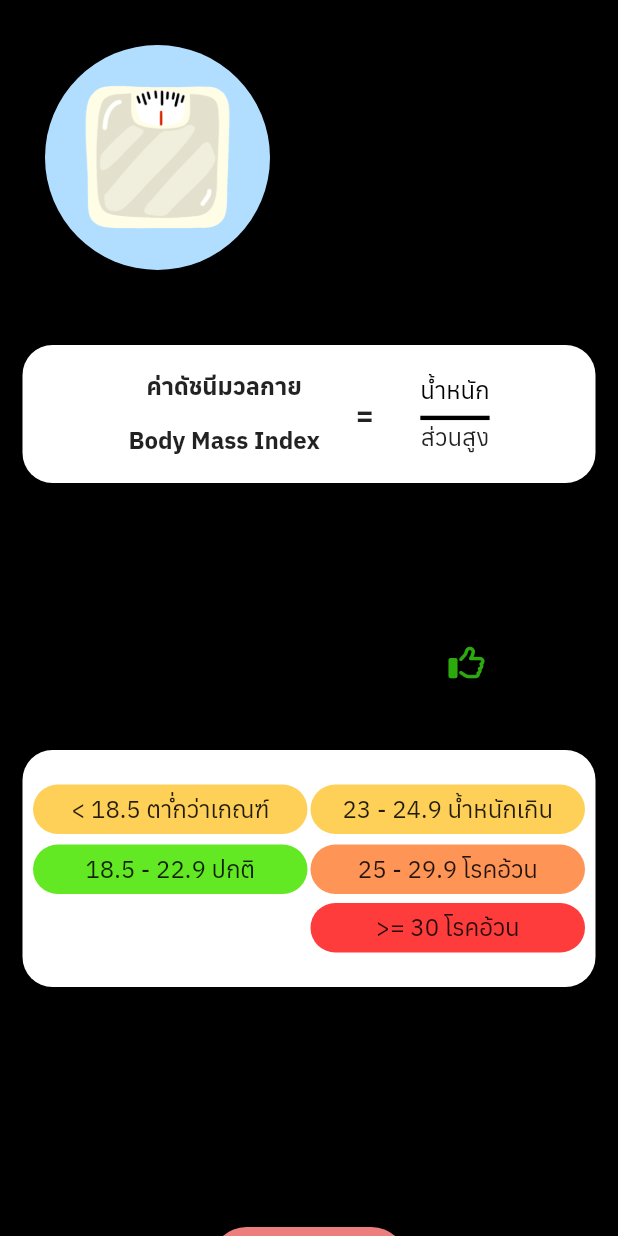
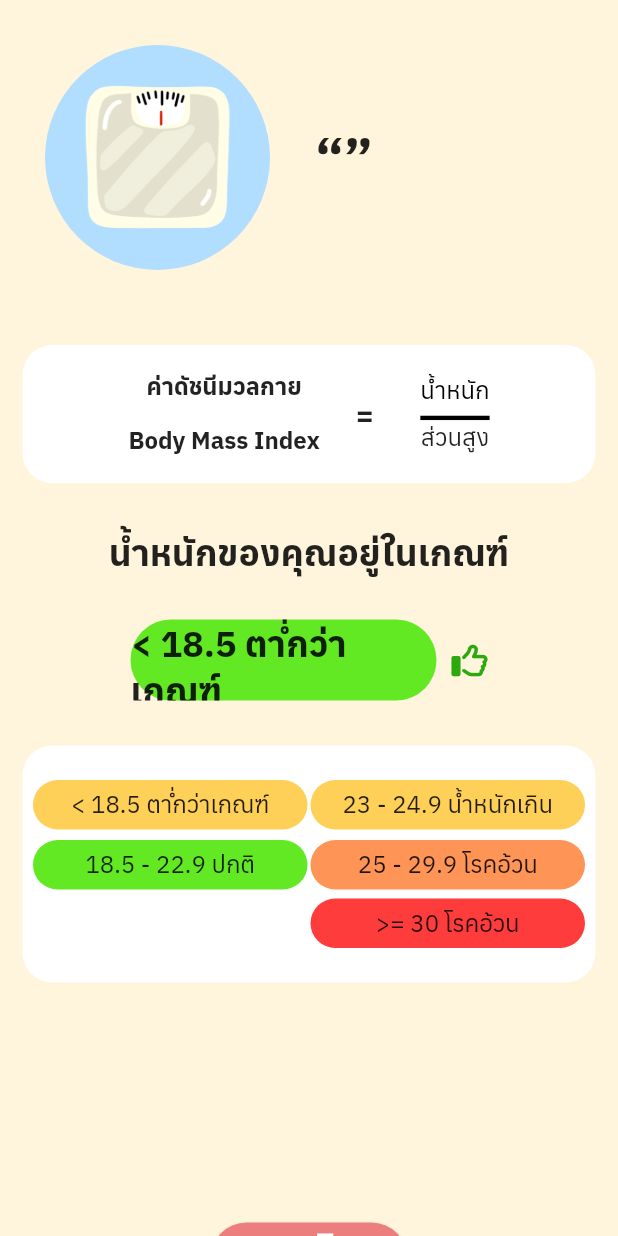
Before and after one commit to AINutritionProject/KinDeeUDee, a Flutter app: the BMIPage screen opened directly with empty values, on a phone screen of 412 x 824 dp. Run offline on Flutter 3.47's test engine with Material 2 defaults, Android fonts, the phone set to English and light mode, and no system bars; our stand-ins replace camera, cloud_firestore, csv, dotted_border, email_validator, firebase_auth and 7 more; accounts and stored records are empty; project files that could hold a hidden picture were left out.

Commit message:
fix mert confic

```diff
--- a/lib/pages/information/bmi.dart
+++ b/lib/pages/information/bmi.dart
@@ -1,41 +1,7 @@
-import 'package:cloud_firestore/cloud_firestore.dart';
 import 'package:flutter/material.dart';
-import 'package:firebase_auth/firebase_auth.dart';
-import 'package:appfood2/auth.dart';
 import 'package:appfood2/pages/information/nutrition.dart';
 import 'package:font_awesome_flutter/font_awesome_flutter.dart';
 import 'package:appfood2/db.dart' as db;
-
-import '../register_success.dart';
-
-class BMI extends StatefulWidget {
-  final db.User user;
-  final String username;
-  // ignore: non_constant_identifier_names
-  final double width_STbmi;
-  // ignore: non_constant_identifier_names
-  final String Statusbmi;
-  // ignore: non_constant_identifier_names
-  final List<int> Bgcolor;
-  // ignore: non_constant_identifier_names
-  final List<int> Stcolor;
-  const BMI({
-    super.key,
-    required this.user,
-    required this.username,
-    // ignore: non_constant_identifier_names
-    required this.Bgcolor,
-    // ignore: non_constant_identifier_names
-    required this.Statusbmi,
-    // ignore: non_constant_identifier_names
-    required this.Stcolor,
-    // ignore: non_constant_identifier_names
-    required this.width_STbmi,
-  });
-
-  @override
-  State<BMI> createState() => _BMIState();
-}
 
 class BMIPage extends StatefulWidget {
   final db.User user;
@@ -45,112 +11,29 @@ class BMIPage extends StatefulWidget {
   });
 
   @override
-  State<BMIPage> createState() => _BMIPageState();
+  State<BMIPage> createState() => _BMIState();
 }
 
-class _BMIPageState extends State<BMIPage> {
-  Future<Map<String, dynamic>> _checkIfUserHasData() async {
-    final user = FirebaseAuth.instance.currentUser;
-    double valBMI = calculateBMI(widget.user.weight,
-        widget.user.height); // get from data base     (backend help me please)
-    // ignore: non_constant_identifier_names
-    double width_STbmi = 200;
-    // ignore: non_constant_identifier_names
-    List<int> Bgcolor = [0, 0, 0];
-    // ignore: non_constant_identifier_names
-    List<int> Stcolor = [0, 0, 0];
-    // ignore: non_constant_identifier_names
-    String Statusbmi = "";
-    final userData = await FirebaseFirestore.instance
-        .collection("users")
-        .where("uid", isEqualTo: user!.uid)
-        .get();
-    if (valBMI >= 30) {
-      Bgcolor[0] = 255;
-      Bgcolor[1] = 175;
-      Bgcolor[2] = 175;
-      Stcolor[0] = 255;
-      Stcolor[1] = 59;
-      Stcolor[2] = 59;
-      width_STbmi = 260;
-      Statusbmi = ">= 30 โรคอ้วน";
-    } else if (valBMI >= 25 && valBMI <= 29.9) {
-      Bgcolor[0] = 255;
-      Bgcolor[1] = 208;
-      Bgcolor[2] = 193;
-      Stcolor[0] = 255;
-      Stcolor[1] = 148;
-      Stcolor[2] = 87;
-      width_STbmi = 210;
-      Statusbmi = "25 - 29.9 โรคอ้วน";
-    } else if (valBMI >= 23 && valBMI <= 24.9) {
-      Bgcolor[0] = 255;
-      Bgcolor[1] = 245;
-      Bgcolor[2] = 220;
-      Stcolor[0] = 255;
-      Stcolor[1] = 208;
-      Stcolor[2] = 87;
-      width_STbmi = 240;
-      Statusbmi = "23 - 24.9 น้ำหนักเกิน";
-    } else if (valBMI >= 18.5 && valBMI <= 22.9) {
-      Bgcolor[0] = 217;
-      Bgcolor[1] = 255;
-      Bgcolor[2] = 200;
-      Stcolor[0] = 98;
-      Stcolor[1] = 233;
-      Stcolor[2] = 35;
-      width_STbmi = 220;
-      Statusbmi = "18.5 - 22.9 ปกติ";
-    } else if (valBMI < 18.5) {
-      Bgcolor[0] = 255;
-      Bgcolor[1] = 245;
-      Bgcolor[2] = 220;
-      Stcolor[0] = 255;
-      Stcolor[1] = 208;
-      Stcolor[2] = 87;
-      Statusbmi = "< 18.5 ต่ำกว่าเกณฑ์";
-    }
-    return {
-      'hasData': userData.docs.first.get("hasData"),
-      'username': userData.docs.first.get("username"),
-      "Bgcolor": Bgcolor,
-      "Statusbmi": Statusbmi,
-      "Stcolor": Stcolor,
-      "width_STbmi": width_STbmi
-    };
-  }
+class _BMIState extends State<BMIPage> {
+  late String username = widget.user.username;
+
+  late double valBMI = calculateBMI(widget.user.weight, widget.user.height);
 
   @override
   Widget build(BuildContext context) {
-    return FutureBuilder(
-      builder: (context, snapshot) {
-        if (snapshot.hasData) {
-          return BMI(
-            user: widget.user,
-            username: snapshot.data?['username'],
-            Bgcolor: snapshot.data?['Bgcolor'],
-            Statusbmi: snapshot.data?['Statusbmi'],
-            Stcolor: snapshot.data?['Stcolor'],
-            width_STbmi: snapshot.data?['width_STbmi'],
-          );
-        } else {
-          return const Center(
-            child: CircularProgressIndicator(),
-          );
-        }
-      },
-      future: _checkIfUserHasData(),
-    );
-  }
-}
-
-class _BMIState extends State<BMI> {
-  @override
-  Widget build(BuildContext context) {
     return Scaffold(
-      backgroundColor: Color.fromRGBO(
-          widget.Bgcolor[0], widget.Bgcolor[1], widget.Bgcolor[2], 1),
-      body: SingleChildScrollView(
+      backgroundColor:
+        (valBMI >= 30)
+        ? const Color.fromRGBO(255, 175, 175, 1)
+        : (valBMI >= 25 && valBMI <= 29.9)
+        ? const Color.fromRGBO(255, 208, 193, 1)
+        : (valBMI >= 23 && valBMI <= 24.9)
+        ? const Color.fromRGBO(255, 245, 220, 1)
+        : (valBMI >= 18.5 && valBMI <= 22.9)
+        ? const Color.fromRGBO(217, 255, 200, 1)
+        : const Color.fromRGBO(255, 245, 220, 1),
+      body: SafeArea(
+        child: SingleChildScrollView(
           child: Column(
             children: [
               Padding(
@@ -182,7 +65,7 @@ class _BMIState extends State<BMI> {
                                   fontSize: 36, fontWeight: FontWeight.bold),
                             ),
                             Text(
-                            widget.username,
+                              username,
                               style: const TextStyle(
                                   fontSize: 36, fontWeight: FontWeight.bold),
                             ),
@@ -216,7 +99,8 @@ class _BMIState extends State<BMI> {
                                 child: Text(
                                   "ค่าดัชนีมวลกาย",
                                   style: TextStyle(
-                                    fontSize: 16, fontWeight: FontWeight.w700),
+                                      fontSize: 16,
+                                      fontWeight: FontWeight.w700),
                                 )),
                             Padding(
                                 padding: EdgeInsets.only(top: 15),
@@ -277,31 +161,74 @@ class _BMIState extends State<BMI> {
                     mainAxisAlignment: MainAxisAlignment.center,
                     children: [
                       SizedBox(
-                      width: widget.width_STbmi,
-                      height: 57,
+                          width: (valBMI >= 30)
+                                ? 265
+                                : (valBMI >= 25 && valBMI <= 29.9)
+                                ? 216
+                                : (valBMI >= 23 && valBMI <= 24.9)
+                                ? 246
+                                : (valBMI >= 18.5 && valBMI <= 22.9)
+                                ? 223
+                                : 204,
+                          height: 54,
                           child: DecoratedBox(
                           decoration: BoxDecoration(
-                            color: Color.fromRGBO(widget.Stcolor[0],
-                                widget.Stcolor[1], widget.Stcolor[2], 1),
+                              color: (valBMI >= 30)
+                                ? const Color.fromRGBO(255, 59, 59, 1)
+                                : (valBMI >= 25 && valBMI <= 29.9)
+                                ? const Color.fromRGBO(255, 148, 87, 1)
+                                : (valBMI >= 23 && valBMI <= 24.9)
+                                ? const Color.fromRGBO( 255, 208, 87, 1)
+                                : (valBMI >= 18.5 && valBMI <= 22.9)
+                                ? const Color.fromRGBO(255, 208, 87, 1)
+                                : const Color.fromRGBO(98, 233, 35, 1),
                               borderRadius: const BorderRadius.all(
-                              Radius.circular(20),
+                                Radius.circular(50),
                               )),
                           child: Align(
                             alignment: Alignment.center,
                             child: Text(
-                            widget.Statusbmi,
+                              (valBMI >= 30)
+                                ? ">= 30 โรคอ้วน"
+                                : (valBMI >= 25 && valBMI <= 29.9)
+                                ? "25 - 29.9 โรคอ้วน"
+                                : (valBMI >= 23 && valBMI <= 24.9)
+                                ? "23 - 24.9 น้ำหนักเกิน"
+                                : (valBMI >= 18.5 && valBMI <= 22.9)
+                                ? "18.5 - 22.9 ปกติ"
+                                : "< 18.5 ต่ำกว่าเกณฑ์",
                               style: const TextStyle(
                                   fontSize: 24, fontWeight: FontWeight.w700),
                             ), //wait data from database
                           ),
                         ),
                       ),
-                    const Padding(
-                      padding: EdgeInsets.only(left: 10),
-                      child: FaIcon(
+                       Padding(
+                        padding: const EdgeInsets.only(left: 10),
+                        child: (valBMI >= 30)
+                                ? const FaIcon(
+                          FontAwesomeIcons.thumbsUp,
+                          color: Color.fromRGBO(155, 6, 6, 1),
+                        )
+                                : (valBMI >= 25 && valBMI <= 29.9)
+                                ? const FaIcon(
+                          FontAwesomeIcons.thumbsUp,
+                          color: Color.fromRGBO(206, 101, 25, 1),
+                        )
+                                : (valBMI >= 23 && valBMI <= 24.9)
+                                ? const FaIcon(
+                          FontAwesomeIcons.thumbsUp,
+                          color: Color.fromRGBO(222, 192, 32, 1),
+                        )
+                                : (valBMI >= 18.5 && valBMI <= 22.9)
+                                ? const FaIcon(
                           FontAwesomeIcons.thumbsUp,
                           color: Color.fromRGBO(44, 169, 13, 1),
-                      ),
+                        )
+                                : const FaIcon(
+                          FontAwesomeIcons.thumbsUp,
+                          color: Color.fromRGBO(44, 169, 13, 1),
+                        )
                       )
                     ],
                   )),
@@ -484,8 +411,8 @@ class _BMIState extends State<BMI> {
                   onPressed: () {
                     widget.user.bmi =
                         calculateBMI(widget.user.weight, widget.user.height);
-                  widget.user.bmr = calculateBMR(widget.user.bmi,
-                      widget.user.activityLevel, widget.user.weight);
+                    widget.user.bmr = calculateBMR(
+                        widget.user.bmi, widget.user.activityLevel);
                     setState(() {
                       Navigator.push(
                           context,
@@ -506,6 +433,7 @@ class _BMIState extends State<BMI> {
             ],
           ),
         ),
+      ),
     );
   }
 }
@@ -515,19 +443,12 @@ double calculateBMI(double weight, double height) {
   return bmi;
 }
 
-double calculateBMR(double bmi, int activityLevel, double weight) {
-  double baseBmr;
-  if (bmi <= 22.9) {
-    baseBmr = weight * 30;
+double calculateBMR(double bmi, int activityLevel) {
+  if (activityLevel == 1) {
+    return bmi * 1 * 30;
+  } else if (activityLevel == 2) {
+    return bmi * 1.3 * 30;
   } else {
-    baseBmr = weight * 25;
-  }
-
-  if (activityLevel == 1) {
-    return baseBmr * 1;
-  } else if (activityLevel == 2) {
-    return baseBmr * 1.3;
-  } else {
-    return baseBmr * 1.5;
+    return bmi * 1.5 * 30;
   }
 }
```
Lines whose indentation alone changed are shown as unchanged.
